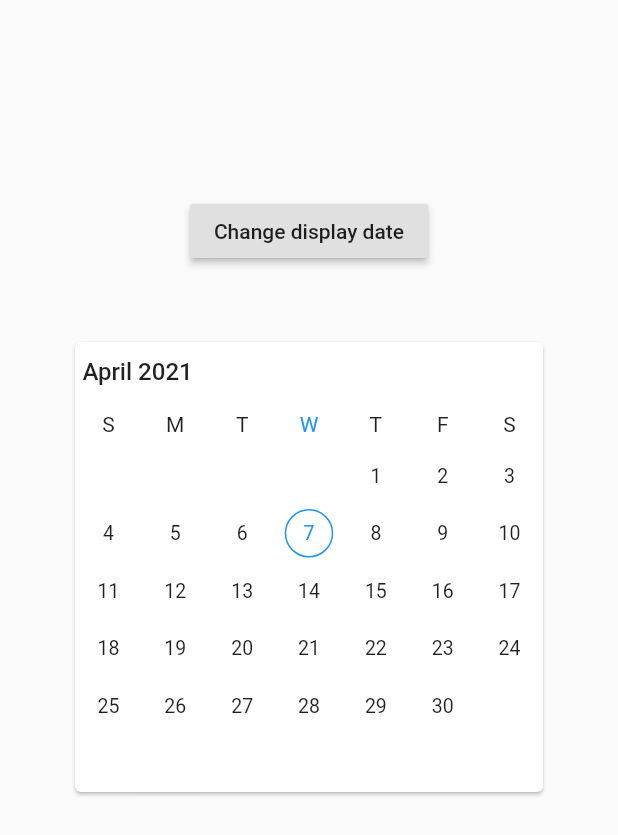
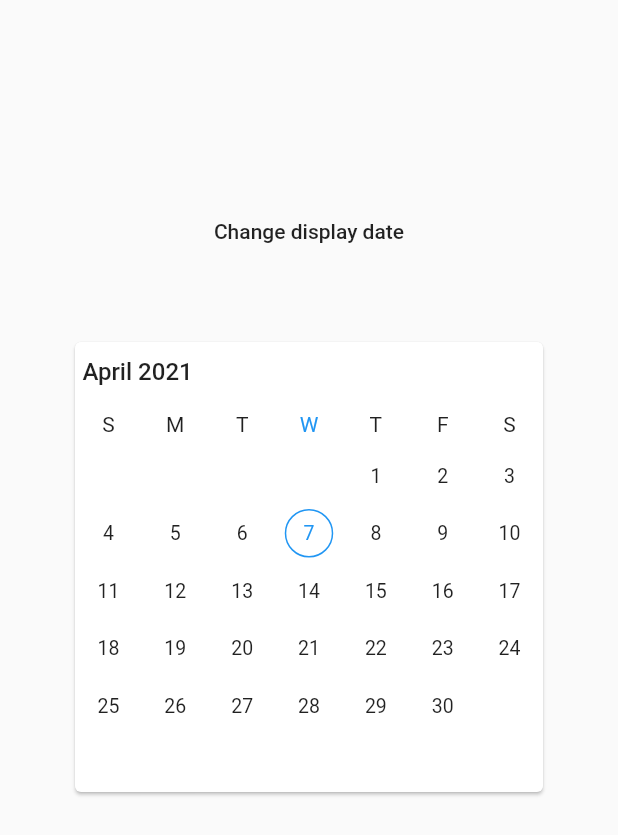
Before and after one commit to SyncfusionExamples/navigate-to-date-in-flutter-date-range-picker, a Flutter app: the screen it shows after launch, after a tap on "Change display date", on a phone screen of 412 x 824 dp. Shown: the top 835 px of the screen. Run offline on Flutter 3.47's test engine with Material 2 defaults, Android fonts, the light colour scheme and no system bars; drawn by our look-alikes of syncfusion_flutter_datepicker.

Commit message:
FLUT-4313-Sample updated with null safety.

```diff
--- a/lib/main.dart
+++ b/lib/main.dart
@@ -9,13 +9,7 @@
 }
 
 class DateNavigationState extends State<ProgrammaticDateNavigation> {
-  DateRangePickerController _controller;
-
-  @override
-  void initState() {
-    _controller = DateRangePickerController();
-    super.initState();
-  }
+  final DateRangePickerController _controller = DateRangePickerController();
 
   @override
   Widget build(BuildContext context) {
@@ -25,9 +19,12 @@
           children: [
             Container(
               margin: const EdgeInsets.fromLTRB(50, 130, 50, 0),
-              child: RaisedButton(child: Text('Change display date'),onPressed: (){
-                _controller.displayDate= DateTime(2020, 5, 1, 9, 0, 0);
-              },),
+              child: MaterialButton(
+                child: Text('Change display date'),
+                onPressed: () {
+                  _controller.displayDate = DateTime(2020, 5, 1, 9, 0, 0);
+                },
+              ),
             ),
             Card(
               margin: const EdgeInsets.fromLTRB(50, 50, 50, 110),
@@ -38,8 +35,6 @@
             ),
           ],
         ),
-
-        // This trailing comma makes auto-formatting nicer for build methods.
       ),
     );
   }
--- a/pubspec.yaml
+++ b/pubspec.yaml
@@ -18,17 +18,17 @@
 version: 1.0.0+1
 
 environment:
-  sdk: ">=2.7.0 <3.0.0"
+  sdk: '>=2.12.0 <3.0.0'
 
 dependencies:
   flutter:
     sdk: flutter
-  syncfusion_flutter_datepicker: 18.3.51-beta
+  syncfusion_flutter_datepicker: ^19.1.55-beta
 
 
   # The following adds the Cupertino Icons font to your application.
   # Use with the CupertinoIcons class for iOS style icons.
-  cupertino_icons: ^1.0.0
+  cupertino_icons: ^1.0.2
 
 dev_dependencies:
   flutter_test:
```
Also changed, not shown: pubspec.lock.
